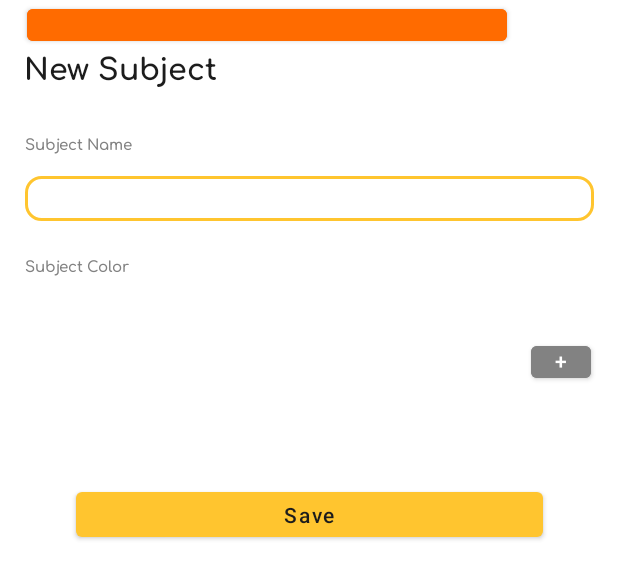
After one commit to dfontalv20/UniTasker, an Android app: the layout subject_form.xml on its own in the app's theme, with its tools: preview values and no code run, on a phone screen of 412 x 824 dp. The commit adds this screen. Shown: the top 579 px of the screen. Run offline under Robolectric (Android 15) with nearby library versions, the phone set to English and light mode, and no system bars.

Commit message:
activity de new subject

```diff
--- /dev/null
+++ b/app/src/main/res/drawable/rounded_edittext_background.xml
@@ -0,0 +1,7 @@
+<?xml version="1.0" encoding="utf-8"?>
+    <shape xmlns:android="http://schemas.android.com/apk/res/android"
+        android:shape="rectangle">
+        <corners android:radius="10dp" />
+        <stroke android:width="2dp" android:color="#000000" />
+        <solid android:color="#FFFFFF" />
+    </shape>
--- a/app/src/main/res/layout/management.xml
+++ b/app/src/main/res/layout/management.xml
@@ -22,6 +22,7 @@
         android:layout_width="264dp"
         android:layout_height="107dp"
         android:text="Subjects"
+        android:textAllCaps="false"
         android:textColor="@color/black"
         app:layout_constraintBottom_toTopOf="@+id/button3"
         app:layout_constraintEnd_toEndOf="parent"
@@ -33,6 +34,7 @@
         android:layout_width="264dp"
         android:layout_height="107dp"
         android:text="Availability"
+        android:textAllCaps="false"
         android:textColor="@color/black"
         app:layout_constraintBottom_toBottomOf="parent"
         app:layout_constraintEnd_toEndOf="parent"
--- /dev/null
+++ b/app/src/main/res/layout/subject_form.xml
@@ -0,0 +1,106 @@
+<?xml version="1.0" encoding="utf-8"?>
+<androidx.constraintlayout.widget.ConstraintLayout xmlns:android="http://schemas.android.com/apk/res/android"
+    xmlns:app="http://schemas.android.com/apk/res-auto"
+    xmlns:tools="http://schemas.android.com/tools"
+    android:layout_width="match_parent"
+    android:layout_height="match_parent"
+    android:backgroundTint="@color/purple">
+
+    <TextView
+        android:id="@+id/textView2"
+        style="@style/title"
+        android:layout_width="wrap_content"
+        android:layout_height="wrap_content"
+        android:layout_marginTop="28dp"
+        android:text="New Subject"
+        app:layout_constraintBottom_toTopOf="@+id/textView5"
+        app:layout_constraintEnd_toEndOf="parent"
+        app:layout_constraintHorizontal_bias="0.056"
+        app:layout_constraintStart_toStartOf="parent"
+        app:layout_constraintTop_toTopOf="parent"
+        app:layout_constraintVertical_bias="0.0" />
+
+    <EditText
+        android:id="@+id/editTextTextPersonName3"
+        android:layout_width="379dp"
+        android:layout_height="30dp"
+        android:background="@drawable/rounded_edittext_background"
+        android:backgroundTint="@color/primary"
+        android:backgroundTintMode="add"
+        android:ems="10"
+        android:inputType="textPersonName"
+        android:paddingStart="10dp"
+        android:textSize="12sp"
+        app:layout_constraintBottom_toBottomOf="parent"
+        app:layout_constraintEnd_toEndOf="parent"
+        app:layout_constraintStart_toStartOf="parent"
+        app:layout_constraintTop_toTopOf="parent"
+        app:layout_constraintVertical_bias="0.148" />
+
+    <TextView
+        android:id="@+id/textView5"
+        style="@style/label"
+        android:layout_width="wrap_content"
+        android:layout_height="wrap_content"
+        android:text="Subject Name"
+        app:layout_constraintBottom_toBottomOf="parent"
+        app:layout_constraintEnd_toEndOf="parent"
+        app:layout_constraintHorizontal_bias="0.049"
+        app:layout_constraintStart_toStartOf="parent"
+        app:layout_constraintTop_toTopOf="parent"
+        app:layout_constraintVertical_bias="0.108" />
+
+    <TextView
+        android:id="@+id/textView6"
+        style="@style/label"
+        android:layout_width="wrap_content"
+        android:layout_height="wrap_content"
+        android:text="Subject Color"
+        app:layout_constraintBottom_toBottomOf="parent"
+        app:layout_constraintEnd_toEndOf="parent"
+        app:layout_constraintHorizontal_bias="0.049"
+        app:layout_constraintStart_toStartOf="parent"
+        app:layout_constraintTop_toTopOf="parent"
+        app:layout_constraintVertical_bias="0.209" />
+
+    <Button
+        android:id="@+id/button10"
+        android:layout_width="40dp"
+        android:layout_height="33dp"
+        android:layout_marginStart="16dp"
+        android:backgroundTint="@color/gray"
+        android:paddingTop="0dp"
+        android:text="+"
+        app:layout_constraintBottom_toTopOf="@+id/button12"
+        app:layout_constraintEnd_toEndOf="parent"
+        app:layout_constraintHorizontal_bias="0.0"
+        app:layout_constraintStart_toEndOf="@+id/button8"
+        app:layout_constraintTop_toBottomOf="@+id/editTextTextPersonName3"
+        app:layout_constraintVertical_bias="0.548" />
+
+    <Button
+        android:id="@+id/button8"
+        android:layout_width="320dp"
+        android:layout_height="33dp"
+        android:backgroundTint="@color/orange"
+        app:layout_constraintEnd_toEndOf="parent"
+        app:layout_constraintHorizontal_bias="0.197"
+        app:layout_constraintStart_toStartOf="parent"
+        tools:layout_editor_absoluteY="168dp" />
+
+    <Button
+        android:id="@+id/button12"
+        android:layout_width="311dp"
+        android:layout_height="42dp"
+        android:layout_marginBottom="460dp"
+        android:text="Save"
+        android:textAllCaps="false"
+        android:textColor="@color/black"
+        app:layout_constraintBottom_toBottomOf="parent"
+        app:layout_constraintEnd_toEndOf="parent"
+        app:layout_constraintStart_toStartOf="parent"
+        app:layout_constraintTop_toBottomOf="@+id/editTextTextPersonName3"
+        app:layout_constraintVertical_bias="1.0" />
+
+
+</androidx.constraintlayout.widget.ConstraintLayout>
--- a/app/src/main/res/values/colors.xml
+++ b/app/src/main/res/values/colors.xml
@@ -4,4 +4,10 @@
     <color name="secondary">#828282</color>
     <color name="light">#FFFFFF</color>
     <color name="black">#1C1C1C</color>
+    <color name="orange">#FF6B00</color>
+    <color name="purple">#CC00FF</color>
+    <color name="red">#FF0A0A</color>}
+    <color name="gray">#828282</color>
+
+
 </resources>
```
